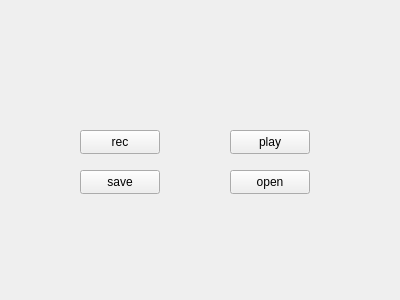
Qt form misNotas/audionoteform.ui (e1nfalt/misNotas) before a commit.
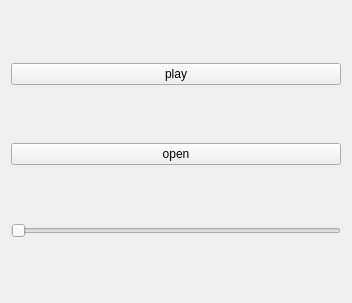
The same form after that commit.

The edit to the form file:
```diff
--- a/misNotas/audionoteform.ui
+++ b/misNotas/audionoteform.ui
@@ -6,65 +6,36 @@
    <rect>
     <x>0</x>
     <y>0</y>
-    <width>400</width>
-    <height>300</height>
+    <width>352</width>
+    <height>303</height>
    </rect>
   </property>
   <property name="windowTitle">
    <string>Form</string>
   </property>
-  <widget class="QPushButton" name="rec_button">
-   <property name="geometry">
-    <rect>
-     <x>80</x>
-     <y>130</y>
-     <width>80</width>
-     <height>24</height>
-    </rect>
-   </property>
-   <property name="text">
-    <string>rec</string>
-   </property>
-  </widget>
-  <widget class="QPushButton" name="save_button">
-   <property name="geometry">
-    <rect>
-     <x>80</x>
-     <y>170</y>
-     <width>80</width>
-     <height>24</height>
-    </rect>
-   </property>
-   <property name="text">
-    <string>save</string>
-   </property>
-  </widget>
-  <widget class="QPushButton" name="open_button">
-   <property name="geometry">
-    <rect>
-     <x>230</x>
-     <y>170</y>
-     <width>80</width>
-     <height>24</height>
-    </rect>
-   </property>
-   <property name="text">
-    <string>open</string>
-   </property>
-  </widget>
-  <widget class="QPushButton" name="play_button">
-   <property name="geometry">
-    <rect>
-     <x>230</x>
-     <y>130</y>
-     <width>80</width>
-     <height>24</height>
-    </rect>
-   </property>
-   <property name="text">
-    <string>play</string>
-   </property>
-  </widget>
+  <layout class="QVBoxLayout" name="verticalLayout">
+   <item>
+    <widget class="QPushButton" name="play_button">
+     <property name="text">
+      <string>play</string>
+     </property>
+    </widget>
+   </item>
+   <item>
+    <widget class="QPushButton" name="open_button">
+     <property name="text">
+      <string>open</string>
+     </property>
+    </widget>
+   </item>
+   <item>
+    <widget class="QSlider" name="volumeControl">
+     <property name="orientation">
+      <enum>Qt::Horizontal</enum>
+     </property>
+    </widget>
+   </item>
+  </layout>
  </widget>
  <resources/>
  <connections/>
```
